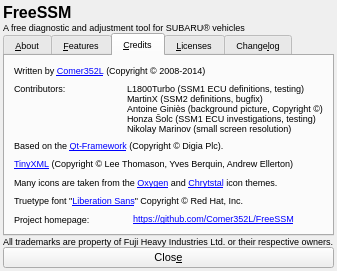
Old version of the form ui/small/About.ui in the repository Comer352L/FreeSSM.
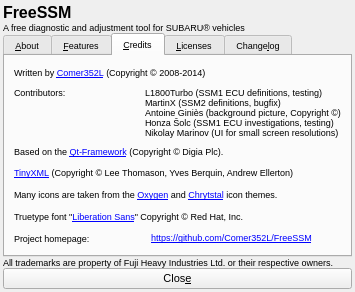
New version of the form. The open tabs and pages were chosen to show the change.

Patch:
```diff
--- a/ui/small/About.ui
+++ b/ui/small/About.ui
@@ -9,8 +9,8 @@
    <rect>
     <x>0</x>
     <y>0</y>
-    <width>337</width>
-    <height>260</height>
+    <width>355</width>
+    <height>292</height>
    </rect>
   </property>
   <property name="sizePolicy">
@@ -678,7 +678,7 @@
           </font>
          </property>
          <property name="text">
-          <string>L1800Turbo (SSM1 ECU definitions, testing)&lt;br&gt;MartinX (SSM2 definitions, bugfix)&lt;br&gt;Antoine Giniès (background picture, Copyright ©)&lt;br&gt;Honza Šolc (SSM1 ECU investigations, testing)&lt;br&gt;Nikolay Marinov (small screen resolution)</string>
+          <string>&lt;html&gt;&lt;head/&gt;&lt;body&gt;&lt;p&gt;L1800Turbo (SSM1 ECU definitions, testing)&lt;br/&gt;MartinX (SSM2 definitions, bugfix)&lt;br/&gt;Antoine Giniès (background picture, Copyright ©)&lt;br/&gt;Honza Šolc (SSM1 ECU investigations, testing)&lt;br/&gt;Nikolay Marinov (UI for small screen resolutions)&lt;/p&gt;&lt;/body&gt;&lt;/html&gt;</string>
          </property>
          <property name="alignment">
           <set>Qt::AlignLeading|Qt::AlignLeft|Qt::AlignTop</set>
```
Left out of the diff: 13 changed lines with no effect on the pictures.
